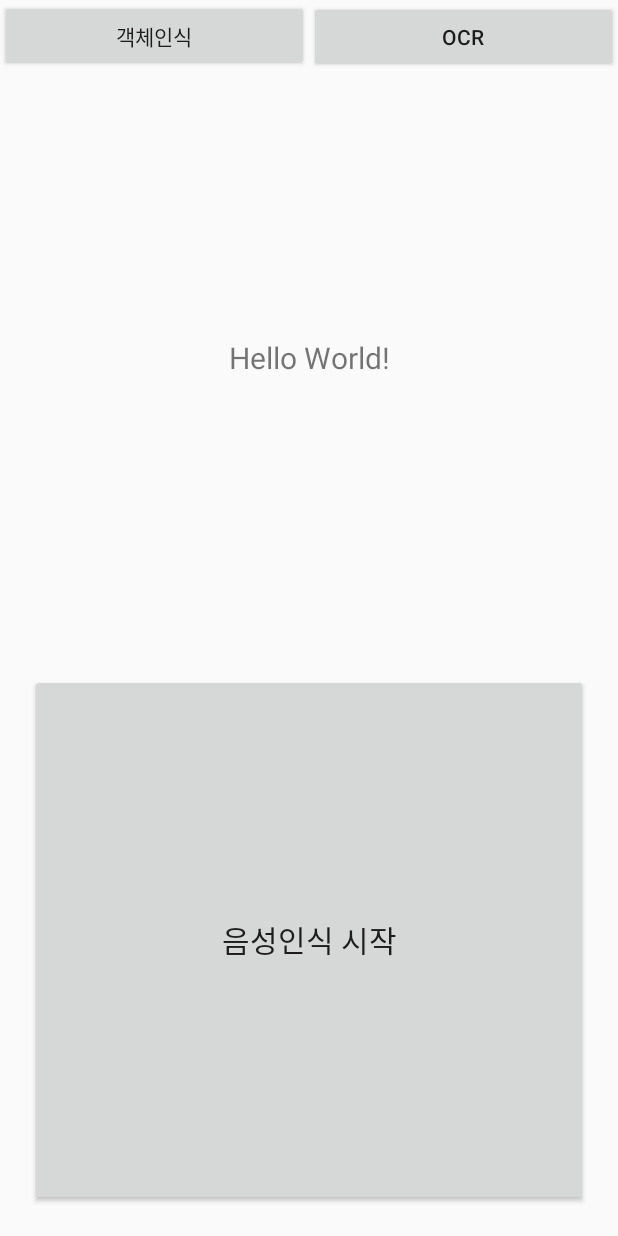
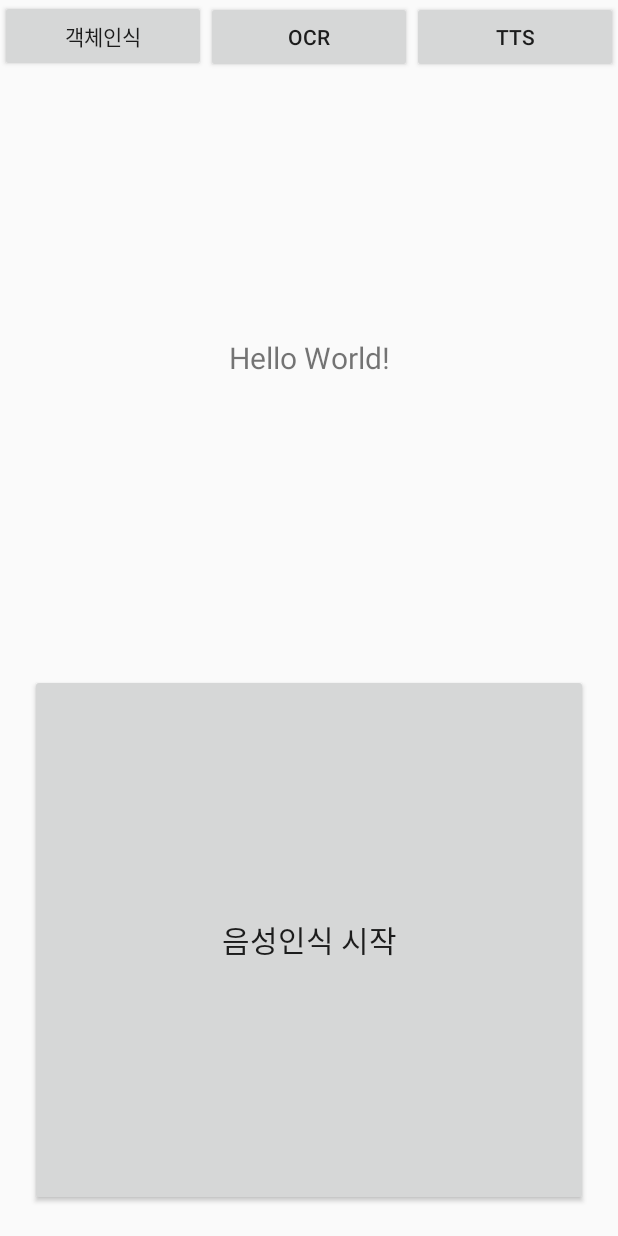
Before and after one commit to PNUAndroidClass/GongGamGak, an Android app: the screen it shows after launch (MainActivity), after a tap on "음성인식 시작", on a phone screen of 412 x 824 dp. Run offline under Robolectric (Android 15) with nearby library versions, the phone set to English and light mode, and no system bars.

Commit message:
객체인식 tts 달았다

```diff
--- a/android/app/src/main/java/com/example/gonggamgak/activity/MainActivity.java
+++ b/android/app/src/main/java/com/example/gonggamgak/activity/MainActivity.java
@@ -5,8 +5,10 @@ import androidx.core.app.ActivityCompat;
 import androidx.core.content.ContextCompat;
 
 import android.Manifest;
+import android.annotation.TargetApi;
 import android.content.Intent;
 import android.content.pm.PackageManager;
+import android.os.Build;
 import android.os.Bundle;
 import android.speech.RecognitionListener;
 import android.speech.RecognizerIntent;
@@ -22,15 +24,16 @@ import com.example.gonggamgak.DetectorActivity;
 import com.example.gonggamgak.R;
 
 import java.util.ArrayList;
+import java.util.HashMap;
 import java.util.Locale;
 
 import static android.speech.tts.TextToSpeech.ERROR;
 
 public class MainActivity extends AppCompatActivity implements View.OnClickListener {
-    Intent intent;
+    Intent intentListen;
     SpeechRecognizer mRecognizer;
     private TextView tv_result;
-    private Button btn_start, btn_objectDetection, btn_ocr;
+    private Button btn_start, btn_objectDetection, btn_ocr, btn_tts;
     private final int MY_PERMISSIONS_RECORD_AUDIO = 1;
     private TextToSpeech tts;
 
@@ -42,6 +45,7 @@ public class MainActivity extends AppCompatActivity implements View.OnClickListe
         setContentView(R.layout.activity_main);
         bindUI();
         setTTS();
+
 
     }
 
@@ -55,6 +59,9 @@ public class MainActivity extends AppCompatActivity implements View.OnClickListe
 
         btn_ocr = findViewById(R.id.btn_ocr);
         btn_ocr.setOnClickListener(this);
+
+        btn_tts = findViewById(R.id.btn_tts);
+        btn_tts.setOnClickListener(this);
 
 
         setVoiceRecognizer();
@@ -75,9 +82,9 @@ public class MainActivity extends AppCompatActivity implements View.OnClickListe
             }
         }
 
-        intent = new Intent(RecognizerIntent.ACTION_RECOGNIZE_SPEECH);
-        intent.putExtra(RecognizerIntent.EXTRA_CALLING_PACKAGE, getPackageName());
-        intent.putExtra(RecognizerIntent.EXTRA_LANGUAGE, "ko-KR");
+        intentListen = new Intent(RecognizerIntent.ACTION_RECOGNIZE_SPEECH);
+        intentListen.putExtra(RecognizerIntent.EXTRA_CALLING_PACKAGE, getPackageName());
+        intentListen.putExtra(RecognizerIntent.EXTRA_LANGUAGE, "ko-KR");
 
         mRecognizer = SpeechRecognizer.createSpeechRecognizer(this);
         mRecognizer.setRecognitionListener(recognitionListener);
@@ -85,15 +92,27 @@ public class MainActivity extends AppCompatActivity implements View.OnClickListe
     }
 
     private void setTTS() {
-        tts = new TextToSpeech(this, new TextToSpeech.OnInitListener() {
+        tts = new TextToSpeech(getApplicationContext(), new TextToSpeech.OnInitListener() {
             @Override
             public void onInit(int status) {
-                if (status != ERROR) {
-                    // 언어를 선택한다.
+                if (status != TextToSpeech.ERROR) {
                     tts.setLanguage(Locale.KOREAN);
                 }
             }
         });
+    }
+
+    @SuppressWarnings("deprecation")
+    private void ttsUnder20(String text) {
+        HashMap<String, String> map = new HashMap<>();
+        map.put(TextToSpeech.Engine.KEY_PARAM_UTTERANCE_ID, "MessageId");
+        tts.speak(text, TextToSpeech.QUEUE_FLUSH, map);
+    }
+
+    @TargetApi(Build.VERSION_CODES.LOLLIPOP)
+    private void ttsGreater21(String text) {
+        String utteranceId = this.hashCode() + "";
+        tts.speak(text, TextToSpeech.QUEUE_FLUSH, null, utteranceId);
     }
 
     private void handleVoiceOrder(String order) {
@@ -115,12 +134,13 @@ public class MainActivity extends AppCompatActivity implements View.OnClickListe
 
                 break;
             case "찾아줘":
-                //객체 인식에서 특정 사물을 찾는 기능
+                tts.speak("무엇을 찾아드릴까요?", TextToSpeech.QUEUE_FLUSH, null);
+
 
                 break;
             case "도와줘":
                 //저장된 보호자에게 문자로 보내는 기능
-                sendMessage("01055770860","도와주세요");
+                sendMessage("01055770860", "도와주세요");
                 break;
         }
     }
@@ -197,7 +217,7 @@ public class MainActivity extends AppCompatActivity implements View.OnClickListe
     public void onClick(View view) {
         switch (view.getId()) {
             case R.id.btn_start:
-                mRecognizer.startListening(intent);
+                mRecognizer.startListening(intentListen);
                 break;
             case R.id.btn_objectDetection:
                 Intent intent = new Intent(MainActivity.this, DetectorActivity.class);
@@ -208,6 +228,26 @@ public class MainActivity extends AppCompatActivity implements View.OnClickListe
                 Intent intent2 = new Intent(MainActivity.this, ReadActivity.class);
                 startActivity(intent2);
                 break;
+
+            case R.id.btn_tts:
+
+                if (Build.VERSION.SDK_INT >= Build.VERSION_CODES.LOLLIPOP) {
+                    ttsGreater21("문자 보내기 성공");
+                } else {
+                    ttsUnder20("문자 보내기 성공");
+                }
+
+                break;
+        }
+    }
+
+    @Override
+    protected void onDestroy() {
+        super.onDestroy();
+
+        if(tts !=null){
+            tts.stop();
+            tts.shutdown();
         }
     }
 }
--- a/android/app/src/main/res/layout/activity_main.xml
+++ b/android/app/src/main/res/layout/activity_main.xml
@@ -9,21 +9,30 @@
     tools:context=".activity.MainActivity">
 
     <LinearLayout
-        android:orientation="horizontal"
         android:layout_width="match_parent"
-        android:layout_height="wrap_content">
+        android:layout_height="wrap_content"
+        android:orientation="horizontal">
+
         <Button
             android:id="@+id/btn_objectDetection"
-            android:layout_weight="1"
             android:layout_width="0dp"
             android:layout_height="wrap_content"
-            android:text="객체인식"/>
+            android:layout_weight="1"
+            android:text="객체인식" />
+
         <Button
             android:id="@+id/btn_ocr"
-            android:layout_weight="1"
             android:layout_width="0dp"
             android:layout_height="wrap_content"
-            android:text="OCR"/>
+            android:layout_weight="1"
+            android:text="OCR" />
+
+        <Button
+            android:id="@+id/btn_tts"
+            android:layout_width="0dp"
+            android:layout_height="wrap_content"
+            android:layout_weight="1"
+            android:text="tts" />
 
     </LinearLayout>
 
--- a/android/app/src/main/res/layout/tfe_od_activity_camera.xml
+++ b/android/app/src/main/res/layout/tfe_od_activity_camera.xml
@@ -36,6 +36,7 @@
             tools:context="org.tensorflow.demo.CameraActivity" />
 
         <androidx.appcompat.widget.Toolbar
+            android:visibility="invisible"
             android:id="@+id/toolbar"
             android:layout_width="match_parent"
             android:layout_height="?attr/actionBarSize"
@@ -51,6 +52,7 @@
     </RelativeLayout>
 
     <include
+        android:visibility="invisible"
         android:id="@+id/bottom_sheet_layout"
         layout="@layout/tfe_od_layout_bottom_sheet" />
 </androidx.coordinatorlayout.widget.CoordinatorLayout>
```
Also changed, not shown: android/app/src/main/java/com/example/gonggamgak/DetectorActivity.java (+42 -2 lines), android/app/src/main/java/com/example/gonggamgak/LegacyCameraConnectionFragment.java (+25 -8 lines).
